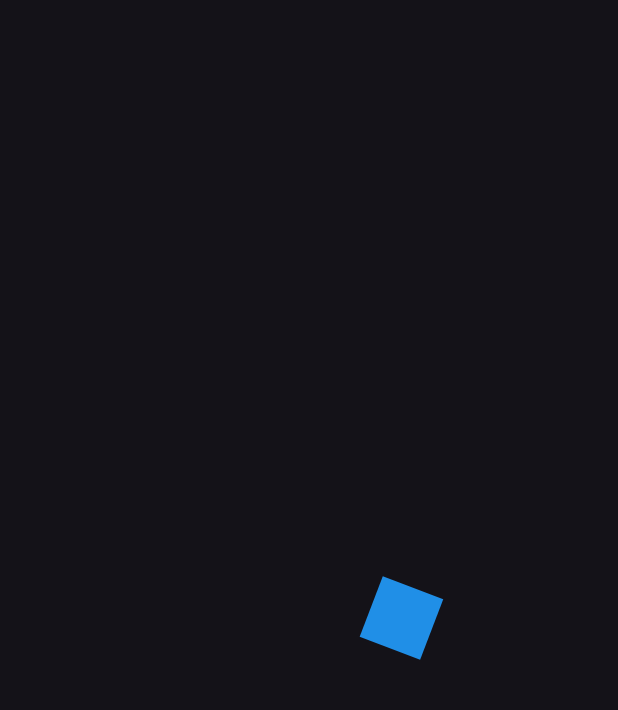
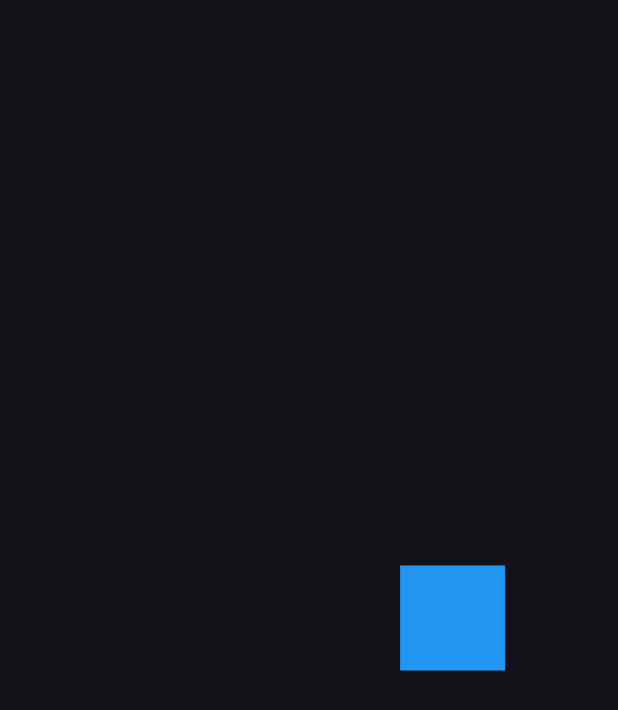
Before and after one commit to max-vigtov/disenos-flutter, a Flutter app: the first screen one second after launch, on a phone screen of 412 x 824 dp. Shown: the top 710 px of the screen. Run offline on Flutter 3.47's test engine with Material 3 defaults, Android fonts, the phone set to English and light mode, and no system bars.

Commit message:
Square Page: Bounce Out Challenge

```diff
--- a/lib/main.dart
+++ b/lib/main.dart
@@ -1,5 +1,7 @@
-import 'package:disenos_flutter/src/pages/animaciones_page.dart';
+import 'package:disenos_flutter/src/challenges/animate_square_page.dart';
 import 'package:flutter/material.dart';
+//import 'package:disenos_flutter/src/pages/animaciones_page.dart';
+
 
 void main() {
   runApp(const MyApp());
@@ -14,7 +16,7 @@ class MyApp extends StatelessWidget {
     return  MaterialApp(
       debugShowCheckedModeBanner: false,
       title: 'Diseños App ',
-      home: const AnimacionesPage(),
+      home: const AnimateSquarePage(),
       theme: ThemeData(brightness: Brightness.dark),
     );
     }
--- /dev/null
+++ b/lib/src/challenges/animate_square_page.dart
@@ -0,0 +1,97 @@
+import 'package:flutter/material.dart';
+
+class AnimateSquarePage extends StatelessWidget {
+  const AnimateSquarePage({super.key});
+
+  @override
+  Widget build(BuildContext context) {
+    return const Scaffold(
+      body: Center(child: AnimateSquare()),
+    );
+  }
+}
+
+class AnimateSquare extends StatefulWidget {
+  const AnimateSquare({
+    super.key,
+  });
+
+  @override
+  State<AnimateSquare> createState() => _AnimateSquareState();
+}
+
+class _AnimateSquareState extends State<AnimateSquare> with SingleTickerProviderStateMixin{
+
+
+  late AnimationController controller;
+  late Animation<double> moveRight;
+  late Animation<double> moveUp;
+  late Animation<double> moveLeft;
+  late Animation<double> moveDown;
+
+  @override
+  void initState() {
+
+    controller = AnimationController(
+      vsync: this, duration: const Duration(milliseconds: 4500)
+    );
+
+    moveRight = Tween(begin: 0.0, end: 100.0).animate(
+      CurvedAnimation(parent: controller, curve: const Interval(.0, .25, curve: Curves.bounceOut))
+    );
+
+    moveUp = Tween(begin: 0.00, end: 100.0).animate(
+      CurvedAnimation(parent: controller, curve: const Interval(.25, 0.50, curve: Curves.bounceOut))
+    );
+
+    moveLeft = Tween(begin: 0.0, end: 100.0).animate(
+      CurvedAnimation(parent: controller, curve: const Interval(0.50, 0.75, curve: Curves.bounceOut))
+    );
+
+    moveDown = Tween(begin: 0.0, end: 100.0).animate(
+      CurvedAnimation(parent: controller, curve: const Interval(.75, 1.0, curve: Curves.bounceOut))
+    );
+
+
+    controller.addListener(() {
+      if(controller.status == AnimationStatus.completed){
+        controller.reset();
+      }
+    });
+    super.initState();
+  }
+
+  @override
+  void dispose() {
+    controller.dispose();
+    super.dispose();
+  }
+
+  @override
+  Widget build(BuildContext context) {
+    controller.forward();
+    return AnimatedBuilder(
+      animation: controller,
+      child: _Rectangulo(),
+      builder: (context, child) {
+        return Transform.translate(
+          offset: Offset(moveRight.value - moveLeft.value, moveDown.value - moveUp.value),
+          child: _Rectangulo(),
+        );
+      },
+    );
+  }
+}
+
+class _Rectangulo extends StatelessWidget {
+    @override
+    Widget build(BuildContext context) {
+    return Container(
+       width: 70,
+       height: 70,
+       decoration: const BoxDecoration(
+         color: Colors.blue
+       ),
+     );
+   }
+}
```
